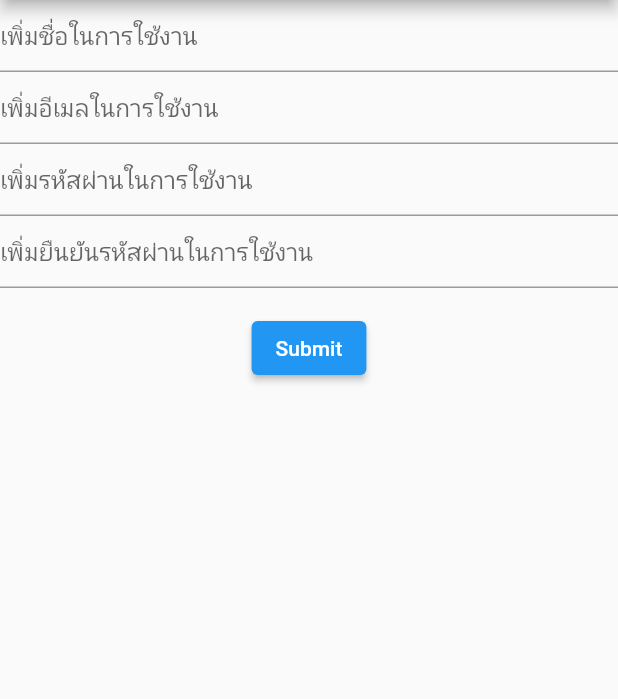
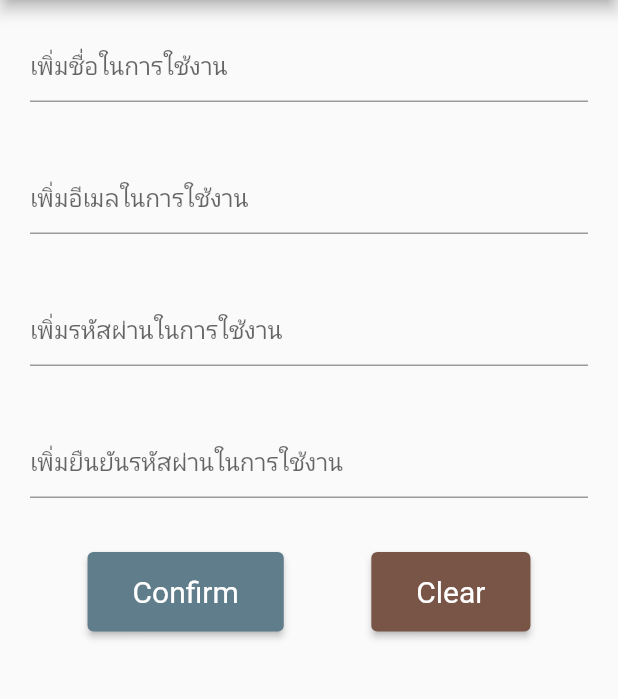
Before and after one commit to piratchai/flutter_application_1, a Flutter app: the screen it shows after launch, after a tap on "Submit", after a tap on "Registered", on a phone screen of 412 x 824 dp, the part 84-783 px from its top. Run offline on Flutter 3.47's test engine with Material 2 defaults, Android fonts, the phone set to English and light mode, and no system bars.

Commit message:
ปรับการทำงาน screen

```diff
--- a/lib/screens/LoginScreen.dart
+++ b/lib/screens/LoginScreen.dart
@@ -38,6 +38,8 @@ class _LoginScreenState extends State<LoginScreen> {
           children: [
             // -- username -- //
             Center(
+              child: Padding(
+                padding: EdgeInsets.all(50),
                 child: TextFormField(
                   controller: textUsernameController,
                   decoration: const InputDecoration(
@@ -52,8 +54,11 @@ class _LoginScreenState extends State<LoginScreen> {
                   },
                 ),
               ),
+            ),
             // -- password -- //
             Center(
+              child: Padding(
+                padding: EdgeInsets.all(50),
                 child: TextFormField(
                   controller: textPasswordController,
                   decoration: const InputDecoration(
@@ -66,6 +71,7 @@ class _LoginScreenState extends State<LoginScreen> {
 
                     return null;
                   },
+                ),
               ),
             ),
             // -- Submit Button -- //
@@ -91,6 +97,14 @@ class _LoginScreenState extends State<LoginScreen> {
                       return;
                     }
                   },
+                  style: ButtonStyle(
+                    backgroundColor: MaterialStateProperty.all(Colors.purple),
+                    padding: MaterialStateProperty.all(
+                        EdgeInsets.fromLTRB(30, 15, 30, 15)),
+                    textStyle: MaterialStateProperty.all(
+                      TextStyle(fontSize: 20),
+                    ),
+                  ),
                 ),
               ),
             ),
@@ -109,6 +123,15 @@ class _LoginScreenState extends State<LoginScreen> {
                         MaterialPageRoute(
                             builder: (context) => RegisteredScreen()));
                   },
+                  style: ButtonStyle(
+                    backgroundColor:
+                        MaterialStateProperty.all(Colors.blueAccent),
+                    padding: MaterialStateProperty.all(
+                        EdgeInsets.fromLTRB(30, 15, 30, 15)),
+                    textStyle: MaterialStateProperty.all(
+                      TextStyle(fontSize: 20),
+                    ),
+                  ),
                 ),
               ),
             ),
--- a/lib/screens/RegisteredScreen.dart
+++ b/lib/screens/RegisteredScreen.dart
@@ -22,6 +22,9 @@ class _RegisteredScreenState extends State<RegisteredScreen> {
   final textPasswordController = TextEditingController();
   final textConfirmPasswordController = TextEditingController();
 
+  // -- style -- //
+  final double textFieldPading = 20;
+
   @override
   void dispose() {
     textUsernameController.dispose();
@@ -37,12 +40,17 @@ class _RegisteredScreenState extends State<RegisteredScreen> {
       appBar: AppBar(
         title: Text('Login'),
       ),
-      body: Form(
+      body: SingleChildScrollView(
+        child: Stack(
+          children: [
+            Form(
               key: _formKey,
               child: Column(
                 children: [
                   // -- username -- //
                   Center(
+                    child: Padding(
+                      padding: EdgeInsets.all(textFieldPading),
                       child: TextFormField(
                         controller: textUsernameController,
                         decoration: const InputDecoration(
@@ -57,8 +65,11 @@ class _RegisteredScreenState extends State<RegisteredScreen> {
                         },
                       ),
                     ),
+                  ),
                   // -- email -- //
                   Center(
+                    child: Padding(
+                      padding: EdgeInsets.all(textFieldPading),
                       child: TextFormField(
                         controller: textEmailController,
                         decoration: const InputDecoration(
@@ -73,8 +84,11 @@ class _RegisteredScreenState extends State<RegisteredScreen> {
                         },
                       ),
                     ),
+                  ),
                   // -- password -- //
                   Center(
+                    child: Padding(
+                      padding: EdgeInsets.all(textFieldPading),
                       child: TextFormField(
                         controller: textPasswordController,
                         decoration: const InputDecoration(
@@ -89,8 +103,11 @@ class _RegisteredScreenState extends State<RegisteredScreen> {
                         },
                       ),
                     ),
+                  ),
                   // -- confirm password -- //
                   Center(
+                    child: Padding(
+                      padding: EdgeInsets.all(textFieldPading),
                       child: TextFormField(
                         controller: textConfirmPasswordController,
                         decoration: const InputDecoration(
@@ -105,19 +122,26 @@ class _RegisteredScreenState extends State<RegisteredScreen> {
                         },
                       ),
                     ),
+                  ),
+
+                  // -- Row -- //
+                  Row(
+                    mainAxisAlignment: MainAxisAlignment.spaceEvenly,
+                    children: [
                       // -- Submit Button -- //
                       Padding(
                         padding: EdgeInsets.symmetric(vertical: 16.0),
                         child: Center(
                           child: ElevatedButton(
-                  child: Text('Submit'),
+                            child: Text('Confirm'),
                             onPressed: () {
                               //print('Press Button');
 
                               var username = textUsernameController.text;
                               var email = textEmailController.text;
                               var password = textPasswordController.text;
-                    var confirmPassword = textConfirmPasswordController.text;
+                              var confirmPassword =
+                                  textConfirmPasswordController.text;
 
                               print('username : ' + username);
                               print('email : ' + email);
@@ -131,7 +155,8 @@ class _RegisteredScreenState extends State<RegisteredScreen> {
                                     context: context,
                                     builder: (context) {
                                       return AlertDialog(
-                              content: Text('โปรดระบุรหัสผ่านให้ตรงกัน'),
+                                        content:
+                                            Text('โปรดระบุรหัสผ่านให้ตรงกัน'),
                                       );
                                     },
                                   );
@@ -146,7 +171,47 @@ class _RegisteredScreenState extends State<RegisteredScreen> {
                                 return;
                               }
                             },
+                            style: ButtonStyle(
+                              backgroundColor:
+                                  MaterialStateProperty.all(Colors.blueGrey),
+                              padding: MaterialStateProperty.all(
+                                  EdgeInsets.fromLTRB(30, 15, 30, 15)),
+                              textStyle: MaterialStateProperty.all(
+                                TextStyle(fontSize: 20),
                               ),
+                            ),
+                          ),
+                        ),
+                      ),
+                      // -- Clear Button -- //
+                      Padding(
+                        padding: EdgeInsets.symmetric(vertical: 16.0),
+                        child: Center(
+                          child: ElevatedButton(
+                            child: Text('Clear'),
+                            onPressed: () {
+                              //print('Press Button');
+
+                              textUsernameController.clear();
+                              textEmailController.clear();
+                              textPasswordController.clear();
+                              textConfirmPasswordController.clear();
+                            },
+                            style: ButtonStyle(
+                              backgroundColor:
+                                  MaterialStateProperty.all(Colors.brown),
+                              padding: MaterialStateProperty.all(
+                                  EdgeInsets.fromLTRB(30, 15, 30, 15)),
+                              textStyle: MaterialStateProperty.all(
+                                TextStyle(fontSize: 20),
+                              ),
+                            ),
+                          ),
+                        ),
+                      ),
+                    ],
+                  ),
+                ],
               ),
             ),
           ],
```
Lines whose indentation alone changed are shown as unchanged.
